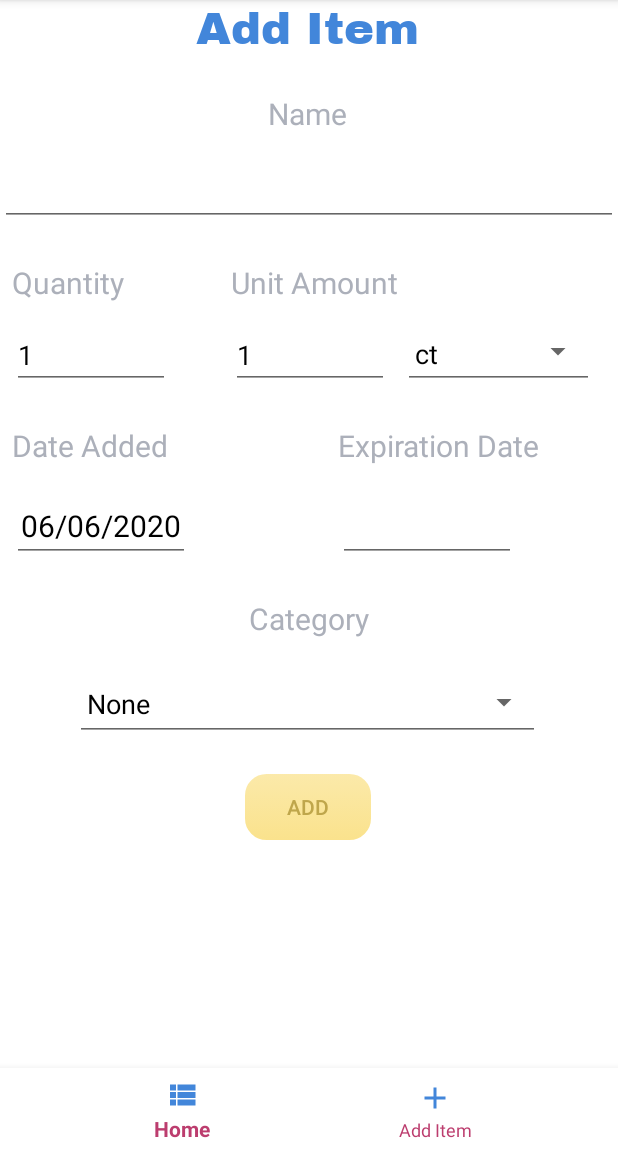
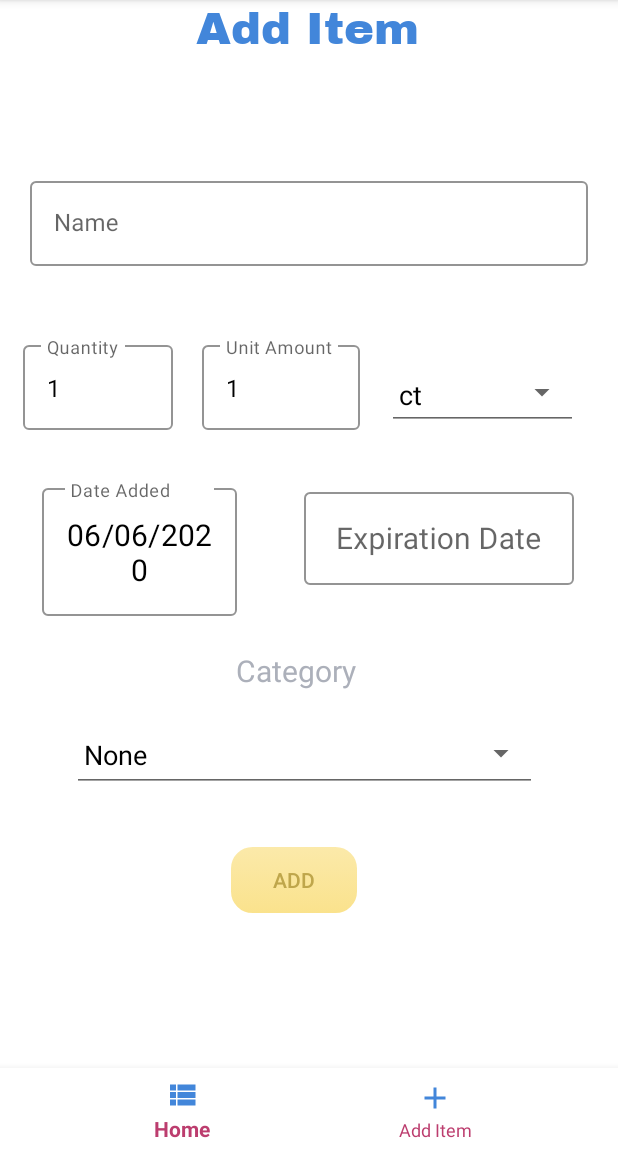
Before and after one commit to zeel107/FridgeButler, an Android app: the fragment AddFragment placed in its activity, on a phone screen of 412 x 824 dp, the part 84-1236 px from its top. Run offline under Robolectric (Android 15) with nearby library versions, the phone set to English and light mode, and no system bars; our stand-ins replace data binding; Roboto replaces fonts that are not available here; 1 statement that could not run was skipped.

Commit message:
changed text input fields

```diff
--- a/FoodTracker3/app/build.gradle
+++ b/FoodTracker3/app/build.gradle
@@ -35,8 +35,8 @@ dependencies {
     implementation 'androidx.appcompat:appcompat:1.1.0'
     implementation 'com.google.android.material:material:1.0.0'
     implementation 'androidx.constraintlayout:constraintlayout:1.1.3'
-    implementation 'com.android.support:support-v13:28.0.0'
-    implementation 'com.android.support:cardview-v7:28.0.0'
+    implementation 'androidx.legacy:legacy-support-v13:1.0.0'
+    implementation 'androidx.cardview:cardview:1.0.0'
     implementation 'gr.pantrif:easy-android-splash-screen:0.0.1'
 
     // Unit testing
--- a/FoodTracker3/app/src/main/res/layout/fragment_add.xml
+++ b/FoodTracker3/app/src/main/res/layout/fragment_add.xml
@@ -20,8 +20,6 @@
             android:id="@+id/iv_deleteCategory"
             android:layout_width="50dp"
             android:layout_height="40dp"
-            android:layout_marginTop="24dp"
-            android:padding="2dp"
             android:tooltipText="@string/cancel"
             android:visibility="gone"
             app:layout_constraintBottom_toBottomOf="@+id/et_newCategory"
@@ -36,8 +34,6 @@
             android:id="@+id/iv_cancelNewCategory"
             android:layout_width="40dp"
             android:layout_height="40dp"
-            android:layout_marginTop="24dp"
-            android:padding="2dp"
             android:tooltipText="@string/cancel"
             android:visibility="gone"
             app:layout_constraintBottom_toBottomOf="@+id/et_newCategory"
@@ -52,7 +48,6 @@
             android:id="@+id/et_newCategory"
             android:layout_width="280dp"
             android:layout_height="wrap_content"
-            android:layout_marginTop="16dp"
             android:ems="10"
             android:enabled="false"
             android:hint="@string/create_new_category"
@@ -68,102 +63,91 @@
             app:layout_constraintTop_toBottomOf="@+id/category_text"
             app:layout_constraintVertical_bias="0.0" />
 
-        <EditText
+
+        <com.google.android.material.textfield.TextInputLayout
+            android:id="@+id/dateInputLayout"
+            style="@style/Widget.MaterialComponents.TextInputLayout.OutlinedBox"
+            android:layout_width="130dp"
+            android:layout_height="wrap_content"
+            android:hint="Date Added        "
+            app:boxStrokeColor="@color/colorPrimary"
+            app:layout_constraintBottom_toBottomOf="parent"
+            app:layout_constraintEnd_toEndOf="parent"
+            app:layout_constraintHorizontal_bias="0.1"
+            app:layout_constraintStart_toStartOf="parent"
+            app:layout_constraintTop_toBottomOf="@+id/quantityTextInputLayout"
+            app:layout_constraintVertical_bias="0.1">
+
+            <com.google.android.material.textfield.TextInputEditText
                 android:id="@+id/tv_dateAdded"
-            android:layout_width="wrap_content"
+                android:layout_width="match_parent"
                 android:layout_height="wrap_content"
-            android:layout_marginTop="16dp"
                 android:clickable="true"
                 android:focusable="false"
                 android:gravity="center_horizontal|center_vertical"
-            android:hint="@string/date_hint"
                 android:inputType="none"
                 android:longClickable="false"
                 android:text='@{(editProduct == null) ?  currentDate : DatabaseHelper.date_toAppStr(editProduct.add_date) }'
                 android:textColor="@android:color/black"
                 android:textColorHint="?android:attr/textColorHintInverse"
-            android:textSize="20sp"
-            app:layout_constraintBottom_toBottomOf="parent"
-            app:layout_constraintEnd_toEndOf="parent"
-            app:layout_constraintHorizontal_bias="0.027"
-            app:layout_constraintStart_toStartOf="parent"
-            app:layout_constraintTop_toBottomOf="@+id/dateAdded_text"
-            app:layout_constraintVertical_bias="0.0" />
+                android:textSize="20sp" />
+        </com.google.android.material.textfield.TextInputLayout>
 
-        <TextView
-            android:id="@+id/dateAdded_text"
-            android:layout_width="wrap_content"
-            android:layout_height="wrap_content"
-            android:layout_marginTop="24dp"
-            android:text="@string/date_added"
-            android:textColor="@color/colorAccent"
-            android:textSize="20sp"
-            app:layout_constraintBottom_toBottomOf="parent"
-            app:layout_constraintEnd_toEndOf="parent"
-            app:layout_constraintHorizontal_bias="0.026"
-            app:layout_constraintStart_toStartOf="parent"
-            app:layout_constraintTop_toBottomOf="@+id/quantity_input"
-            app:layout_constraintVertical_bias="0.0" />
 
         <TextView
             android:id="@+id/category_text"
             android:layout_width="wrap_content"
             android:layout_height="wrap_content"
-            android:layout_marginTop="24dp"
             android:text="@string/category"
             android:textColor="@color/colorAccent"
             android:textSize="20sp"
             app:layout_constraintBottom_toBottomOf="parent"
             app:layout_constraintEnd_toEndOf="parent"
+            app:layout_constraintHorizontal_bias="0.475"
             app:layout_constraintStart_toStartOf="parent"
-            app:layout_constraintTop_toBottomOf="@+id/tv_expirationDate"
-            app:layout_constraintVertical_bias="0.0" />
+            app:layout_constraintTop_toBottomOf="@+id/expirationInputLayout"
+            app:layout_constraintVertical_bias="0.147" />
 
         <Spinner
             android:id="@+id/category_input"
             style="@android:style/Widget.Material.Spinner.Underlined"
             android:layout_width="310dp"
             android:layout_height="wrap_content"
-            android:layout_marginTop="16dp"
+            android:layout_marginStart="48dp"
             android:spinnerMode="dropdown"
             android:textColor="@android:color/black"
-            app:layout_constraintBottom_toBottomOf="parent"
-            app:layout_constraintEnd_toEndOf="@+id/expirationDate_text"
-            app:layout_constraintHorizontal_bias="1.0"
+            app:layout_constraintBottom_toTopOf="@+id/add_button"
             app:layout_constraintStart_toStartOf="parent"
             app:layout_constraintTop_toBottomOf="@+id/category_text"
-            app:layout_constraintVertical_bias="0.004" />
+            app:layout_constraintVertical_bias="0.317" />
 
-        <EditText
+        <com.google.android.material.textfield.TextInputLayout
+            android:id="@+id/unitAmountInputLayout"
+            style="@style/Widget.MaterialComponents.TextInputLayout.OutlinedBox"
+            android:layout_width="105dp"
+            android:layout_height="wrap_content"
+
+            android:hint="Unit Amount"
+            app:boxStrokeColor="@color/colorPrimary"
+            app:layout_constraintBottom_toBottomOf="@+id/quantityTextInputLayout"
+            app:layout_constraintEnd_toEndOf="parent"
+            app:layout_constraintHorizontal_bias="0.1"
+            app:layout_constraintStart_toEndOf="@+id/quantityTextInputLayout"
+
+            app:layout_constraintTop_toBottomOf="@+id/nameTextInputLayout"
+
+            app:layout_constraintVertical_bias="1.0">
+
+            <com.google.android.material.textfield.TextInputEditText
                 android:id="@+id/unitAmount_input"
-            android:layout_width="105dp"
-            android:layout_height="41dp"
-            android:layout_marginTop="16dp"
-            android:ems="10"
+                android:layout_width="match_parent"
+                android:layout_height="wrap_content"
                 android:inputType="number|numberDecimal"
                 android:maxLength="5"
                 android:text='@{(editProduct == null) ? "1" : java.lang.Double.toString(editProduct.unit_amount)}'
-            android:textColor="@android:color/black"
-            app:layout_constraintBottom_toBottomOf="@+id/quantity_input"
-            app:layout_constraintEnd_toEndOf="parent"
-            app:layout_constraintHorizontal_bias="0.212"
-            app:layout_constraintStart_toEndOf="@+id/quantity_input"
-            app:layout_constraintTop_toBottomOf="@+id/unit_text"
-            app:layout_constraintVertical_bias="1.0" />
+                android:textColor="@android:color/black" />
+        </com.google.android.material.textfield.TextInputLayout>
 
-        <TextView
-            android:id="@+id/unit_text"
-            android:layout_width="wrap_content"
-            android:layout_height="wrap_content"
-            android:text="@string/unit_text"
-            android:textColor="@color/colorAccent"
-            android:textSize="20sp"
-            app:layout_constraintBottom_toBottomOf="@+id/quantity_text"
-            app:layout_constraintEnd_toEndOf="parent"
-            app:layout_constraintHorizontal_bias="0.0"
-            app:layout_constraintStart_toStartOf="@+id/unitAmount_input"
-            app:layout_constraintTop_toTopOf="@+id/quantity_text"
-            app:layout_constraintVertical_bias="0.0" />
 
         <TextView
             android:id="@+id/title_text"
@@ -180,163 +164,144 @@
             app:layout_constraintTop_toTopOf="parent"
             app:layout_constraintVertical_bias="0.0" />
 
-        <TextView
-            android:id="@+id/name_text"
-            android:layout_width="wrap_content"
+        <com.google.android.material.textfield.TextInputLayout
+            android:id="@+id/nameTextInputLayout"
+            style="@style/Widget.MaterialComponents.TextInputLayout.OutlinedBox"
+            android:layout_width="match_parent"
             android:layout_height="wrap_content"
-            android:layout_marginTop="24dp"
-            android:text="@string/name"
-            android:textColor="@color/colorAccent"
-            android:textSize="20sp"
+            android:hint="Name"
+            android:layout_margin="20dp"
+            app:boxStrokeColor="@color/colorPrimary"
             app:layout_constraintBottom_toBottomOf="parent"
             app:layout_constraintEnd_toEndOf="parent"
-            app:layout_constraintHorizontal_bias="0.498"
+            app:layout_constraintHorizontal_bias="0.0"
             app:layout_constraintStart_toStartOf="parent"
             app:layout_constraintTop_toBottomOf="@+id/title_text"
-            app:layout_constraintVertical_bias="0.0" />
+            app:layout_constraintVertical_bias="0.1">
 
-        <EditText
+            <com.google.android.material.textfield.TextInputEditText
                 android:id="@+id/name_input"
-            android:layout_width="0dp"
+                android:layout_width="match_parent"
                 android:layout_height="wrap_content"
-            android:layout_marginTop="16dp"
-            android:ems="10"
+
                 android:inputType="textNoSuggestions|textVisiblePassword"
                 android:maxLength="40"
                 android:text='@{(editProduct == null) ? "" : editProduct.name}'
-            android:textColor="@android:color/black"
-            app:layout_constraintEnd_toEndOf="parent"
-            app:layout_constraintStart_toStartOf="parent"
-            app:layout_constraintTop_toBottomOf="@+id/name_text" />
+                android:textColor="@android:color/black" />
+        </com.google.android.material.textfield.TextInputLayout>
 
-        <TextView
-            android:id="@+id/quantity_text"
-            android:layout_width="wrap_content"
+        <com.google.android.material.textfield.TextInputLayout
+            android:id="@+id/quantityTextInputLayout"
+            style="@style/Widget.MaterialComponents.TextInputLayout.OutlinedBox"
+            android:layout_width="100dp"
             android:layout_height="wrap_content"
-            android:layout_marginTop="24dp"
-            android:text="@string/quantity"
-            android:textColor="@color/colorAccent"
-            android:textSize="20sp"
+            android:hint="Quantity"
+
+            app:boxStrokeColor="@color/colorPrimary"
             app:layout_constraintBottom_toBottomOf="parent"
             app:layout_constraintEnd_toEndOf="parent"
-            app:layout_constraintHorizontal_bias="0.0"
-            app:layout_constraintStart_toStartOf="@+id/quantity_input"
-            app:layout_constraintTop_toBottomOf="@+id/name_input"
-            app:layout_constraintVertical_bias="0.0" />
+            app:layout_constraintHorizontal_bias="0.05"
+            app:layout_constraintStart_toStartOf="parent"
+            app:layout_constraintTop_toBottomOf="@+id/nameTextInputLayout"
+            app:layout_constraintVertical_bias="0.1">
 
-        <EditText
+            <com.google.android.material.textfield.TextInputEditText
                 android:id="@+id/quantity_input"
-            android:layout_width="105dp"
-            android:layout_height="41dp"
-            android:layout_marginStart="8dp"
-            android:layout_marginTop="16dp"
+                android:layout_width="match_parent"
+                android:layout_height="wrap_content"
                 android:ems="10"
                 android:inputType="number"
                 android:maxLength="5"
                 android:text='@{(editProduct == null) ? "1" : java.lang.Integer.toString(editProduct.quantity)}'
-            android:textColor="@android:color/black"
+                android:textColor="@android:color/black" />
+        </com.google.android.material.textfield.TextInputLayout>
+
+
+        <com.google.android.material.textfield.TextInputLayout
+            android:id="@+id/expirationInputLayout"
+            style="@style/Widget.MaterialComponents.TextInputLayout.OutlinedBox"
+            android:layout_width="180dp"
+            android:layout_height="wrap_content"
+            android:hint="Expiration Date"
+
+            app:boxStrokeColor="@color/colorPrimary"
             app:layout_constraintBottom_toBottomOf="parent"
             app:layout_constraintEnd_toEndOf="parent"
-            app:layout_constraintHorizontal_bias="0.0"
-            app:layout_constraintStart_toStartOf="parent"
-            app:layout_constraintTop_toBottomOf="@+id/quantity_text"
-            app:layout_constraintVertical_bias="0.0" />
+            app:layout_constraintHorizontal_bias="0.6"
+            app:layout_constraintStart_toEndOf="@+id/dateInputLayout"
+            app:layout_constraintTop_toBottomOf="@+id/unitAmountInputLayout"
+            app:layout_constraintVertical_bias="0.1">
 
-        <TextView
-            android:id="@+id/expirationDate_text"
-            android:layout_width="wrap_content"
+            <com.google.android.material.textfield.TextInputEditText
+                android:id="@+id/tv_expirationDate"
+                android:layout_width="match_parent"
                 android:layout_height="wrap_content"
-            android:layout_marginTop="24dp"
-            android:text="@string/expiration_date"
-            android:textColor="@color/colorAccent"
-            android:textSize="20sp"
-            app:layout_constraintBottom_toBottomOf="parent"
-            app:layout_constraintEnd_toEndOf="parent"
-            app:layout_constraintHorizontal_bias="0.813"
-            app:layout_constraintStart_toStartOf="parent"
-            app:layout_constraintTop_toBottomOf="@+id/quantity_input"
-            app:layout_constraintVertical_bias="0.0" />
-
-        <EditText
-            android:id="@+id/tv_expirationDate"
-            android:layout_width="wrap_content"
-            android:layout_height="wrap_content"
-            android:layout_marginTop="16dp"
                 android:clickable="true"
                 android:focusable="false"
                 android:gravity="center_horizontal|center_vertical"
-            android:hint="@string/date_hint"
+                android:hint=""
                 android:inputType="none"
                 android:longClickable="false"
                 android:text='@{editProduct == null ? "" : com.example.foodtracker3.DatabaseHelper.date_toAppStr(editProduct.expiration_date) }'
                 android:textColor="@android:color/black"
                 android:textColorHint="?android:attr/textColorHintInverse"
-            android:textSize="20sp"
+                android:textSize="20sp" />
+        </com.google.android.material.textfield.TextInputLayout>
+
+        <Button
+            android:id="@+id/cancel_button"
+            style="@style/CustomPinkButton"
+            android:layout_width="wrap_content"
+            android:layout_height="wrap_content"
+
+            android:text="@string/cancel"
+            android:visibility='@{(editProduct == null) ? View.GONE : View.VISIBLE}'
             app:layout_constraintBottom_toBottomOf="parent"
             app:layout_constraintEnd_toEndOf="parent"
-            app:layout_constraintHorizontal_bias="0.768"
+            app:layout_constraintHorizontal_bias="0.275"
             app:layout_constraintStart_toStartOf="parent"
-            app:layout_constraintTop_toBottomOf="@+id/expirationDate_text"
-            app:layout_constraintVertical_bias="0.0" />
+            app:layout_constraintTop_toBottomOf="@+id/category_text" />
 
         <Button
             android:id="@+id/add_button"
             style="@style/CustomGoldButton"
             android:layout_width="wrap_content"
             android:layout_height="wrap_content"
-            android:layout_marginTop="88dp"
+
             android:text="@string/add"
             android:visibility='@{(editProduct == null) ? View.VISIBLE : View.GONE}'
             app:layout_constraintBottom_toBottomOf="parent"
             app:layout_constraintEnd_toEndOf="parent"
-            app:layout_constraintHorizontal_bias="0.498"
+            app:layout_constraintHorizontal_bias="0.47"
             app:layout_constraintStart_toStartOf="parent"
-            app:layout_constraintTop_toBottomOf="@+id/category_text"
-            app:layout_constraintVertical_bias="0.0" />
+            app:layout_constraintTop_toBottomOf="@+id/category_text" />
 
         <Button
             android:id="@+id/save_button"
             style="@style/CustomGoldButton"
             android:layout_width="wrap_content"
             android:layout_height="wrap_content"
-            android:layout_marginTop="88dp"
+
             android:text="@string/save"
             android:visibility='@{(editProduct == null) ? View.GONE : View.VISIBLE}'
             app:layout_constraintBottom_toBottomOf="parent"
             app:layout_constraintEnd_toEndOf="parent"
-            app:layout_constraintHorizontal_bias="0.665"
+            app:layout_constraintHorizontal_bias="0.671"
             app:layout_constraintStart_toStartOf="parent"
-            app:layout_constraintTop_toBottomOf="@+id/category_text"
-            app:layout_constraintVertical_bias="0.0" />
-
-        <Button
-            android:id="@+id/cancel_button"
-            style="@style/CustomPinkButton"
-            android:layout_width="wrap_content"
-            android:layout_height="wrap_content"
-            android:layout_marginTop="88dp"
-            android:text="@string/cancel"
-            android:visibility='@{(editProduct == null) ? View.GONE : View.VISIBLE}'
-            app:layout_constraintBottom_toBottomOf="parent"
-            app:layout_constraintEnd_toEndOf="parent"
-            app:layout_constraintHorizontal_bias="0.349"
-            app:layout_constraintStart_toStartOf="parent"
-            app:layout_constraintTop_toBottomOf="@+id/category_text"
-            app:layout_constraintVertical_bias="0.0" />
+            app:layout_constraintTop_toBottomOf="@+id/category_text" />
 
         <Spinner
             android:id="@+id/unit_input"
             style="@android:style/Widget.Material.Spinner.Underlined"
             android:layout_width="127dp"
             android:layout_height="50dp"
-            android:layout_marginEnd="8dp"
-            android:layout_marginRight="8dp"
+
             android:spinnerMode="dropdown"
             android:textColor="@android:color/black"
-            app:layout_constraintBottom_toBottomOf="@+id/unitAmount_input"
+            app:layout_constraintBottom_toBottomOf="@+id/unitAmountInputLayout"
             app:layout_constraintEnd_toEndOf="parent"
-            app:layout_constraintHorizontal_bias="0.529"
-            app:layout_constraintStart_toEndOf="@+id/unitAmount_input"
+            app:layout_constraintHorizontal_bias="0.4"
+            app:layout_constraintStart_toEndOf="@+id/unitAmountInputLayout"
             app:layout_constraintTop_toTopOf="parent"
             app:layout_constraintVertical_bias="1.0" />
 
```
Also changed, not shown: 1 other file. Lines whose indentation alone changed are shown as unchanged.
